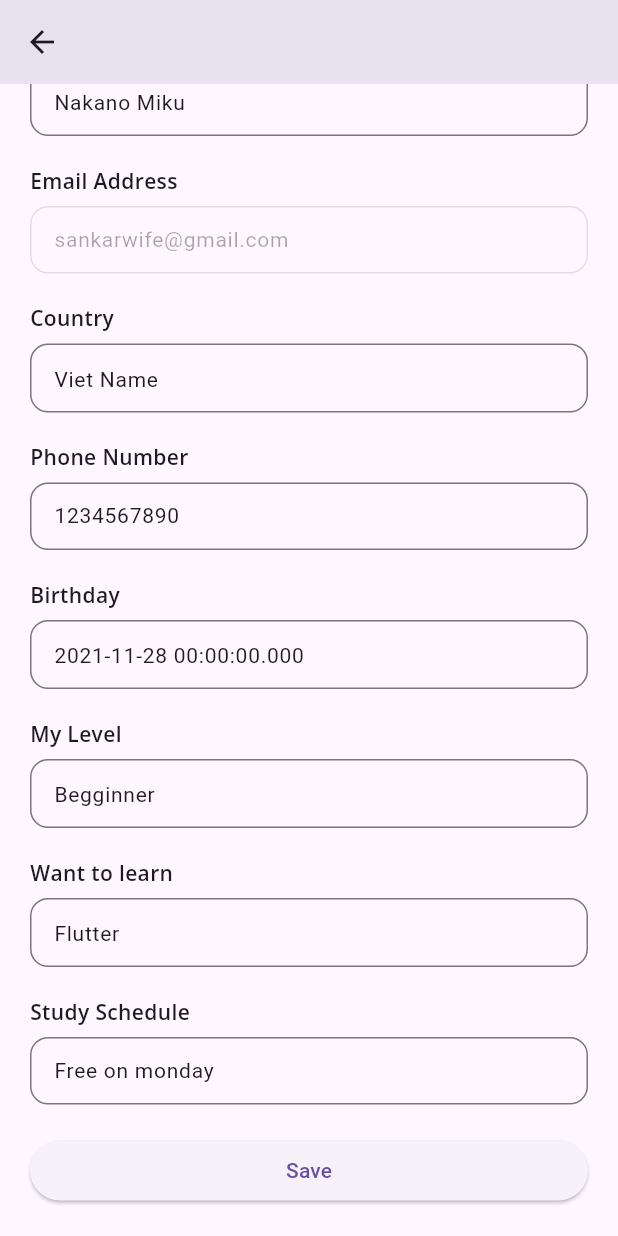
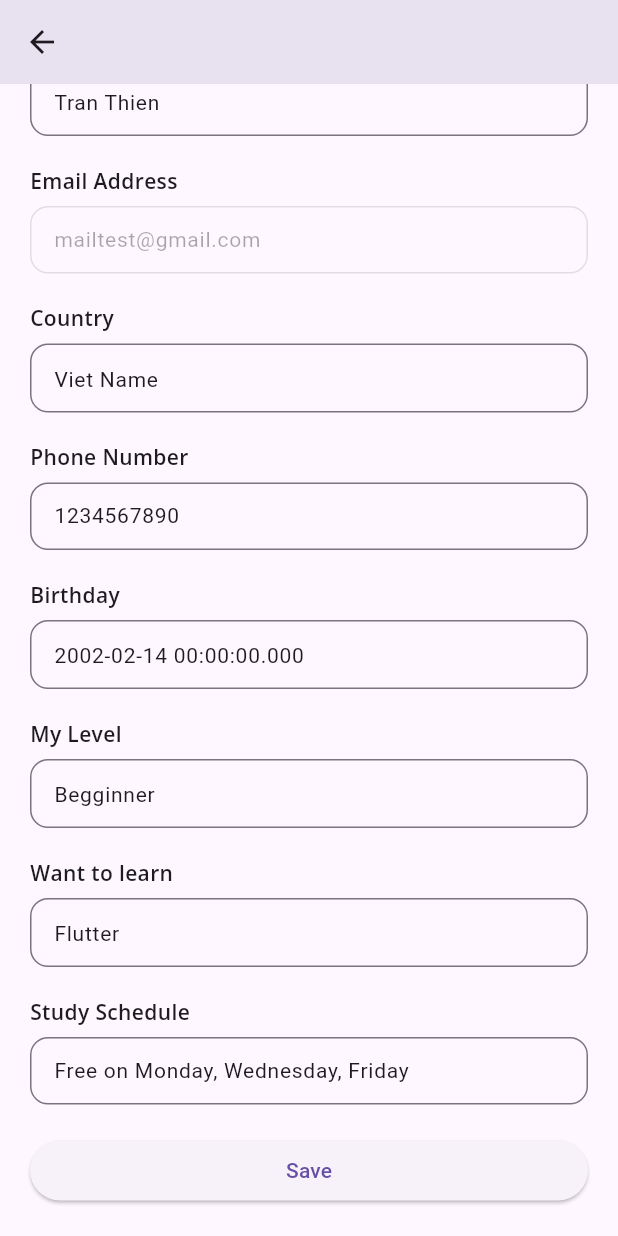
Before and after one commit to TranHoaiThien/lettutor, a Flutter app: the EditYourProfilePage screen opened by its route, scrolled down 178 dp, on a phone screen of 412 x 824 dp. Run offline on Flutter 3.47's test engine with Material 3 defaults, Android fonts, the phone set to English and light mode, and no system bars; our stand-ins replace expandable, expandable_page_view, flutter_rating_bar, flutter_svg, google_fonts, readmore and 3 more; missing offline and left inert: extended_wrap, jitsi_meet_wrapper, syncfusion_flutter_pdfviewer; accounts and stored records are empty; generated files the repository leaves out were written again; network calls fail.

Commit message:
update-launcherUI

```diff
--- a/lib/data/my_profile.dart
+++ b/lib/data/my_profile.dart
@@ -1,14 +1,14 @@
 import 'package:lettutor/models/profile.dart';
 
 Profile myProfile = Profile(
-    name: "Nakano Miku",
-    email: "sankarwife@gmail.com",
-    avaUrl:
-        "https://i.pinimg.com/736x/56/09/37/560937784cc6c95220535e9dd653a462.jpg",
-    isTutor: false,
-    phoneNumber: '1234567890',
-    country: 'Viet Name',
-    dateOfBirth: DateTime(2021, 11, 28),
-    myLevel: 'Begginner',
-    wantToLearn: 'Flutter',
-    studySchedule: 'Free on monday');
+  name: "Tran Thien",
+  email: "mailtest@gmail.com",
+  avaUrl: "https://img.upanh.tv/2024/01/25/avatar06.jpg",
+  isTutor: false,
+  phoneNumber: '1234567890',
+  country: 'Viet Name',
+  dateOfBirth: DateTime(2002, 02, 14),
+  myLevel: 'Begginner',
+  wantToLearn: 'Flutter',
+  studySchedule: 'Free on Monday, Wednesday, Friday',
+);
```
Also changed, not shown: pubspec.yaml (+15 -0 lines), assets/icon/icon_lettutor.png (added), pubspec.lock, 35 other files.
